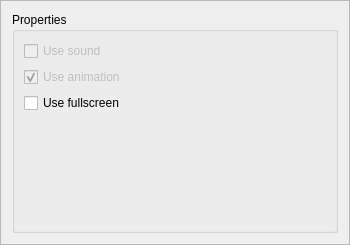
Before: the Qt Designer form src/gui/kPropertiesWidget.ui in pasnox/kiess, drawn with Qt 5.
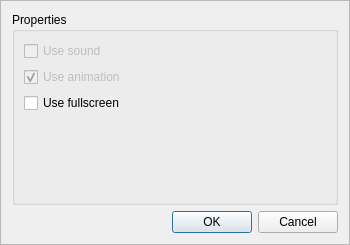
After: the same form once the commit is applied. Custom widgets are drawn as their Qt base class.

What changed in the file:
```diff
--- a/src/gui/kPropertiesWidget.ui
+++ b/src/gui/kPropertiesWidget.ui
@@ -61,6 +61,13 @@
      </layout>
     </widget>
    </item>
+   <item>
+    <widget class="QDialogButtonBox" name="dbbButtons" >
+     <property name="standardButtons" >
+      <set>QDialogButtonBox::Cancel|QDialogButtonBox::Ok</set>
+     </property>
+    </widget>
+   </item>
   </layout>
   <zorder>cbSound</zorder>
   <zorder>cbAnimation</zorder>
```
Left out of the diff: 39 changed lines with no effect on the pictures.
